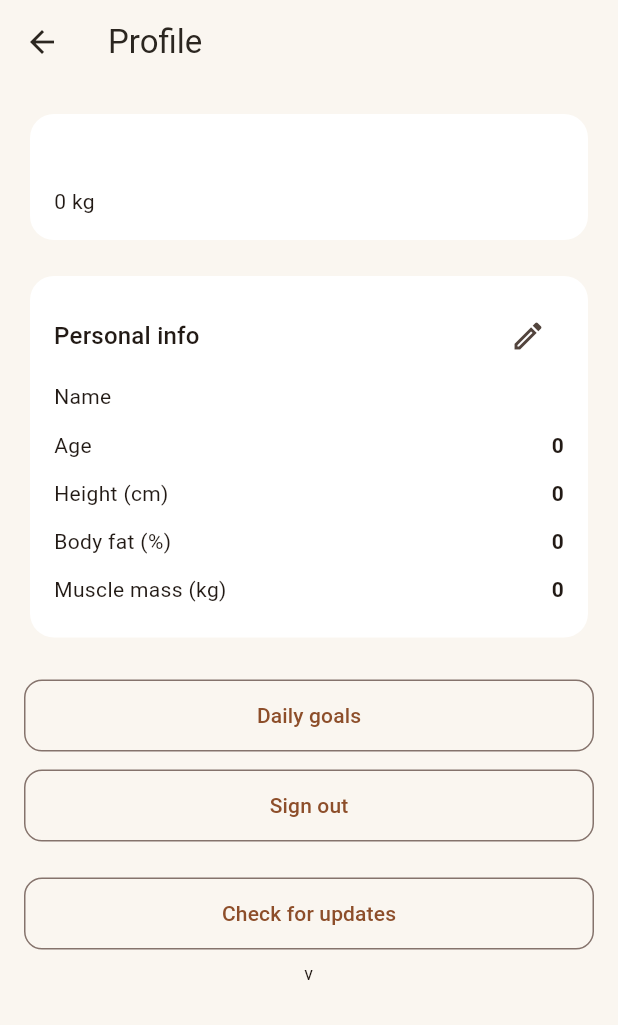
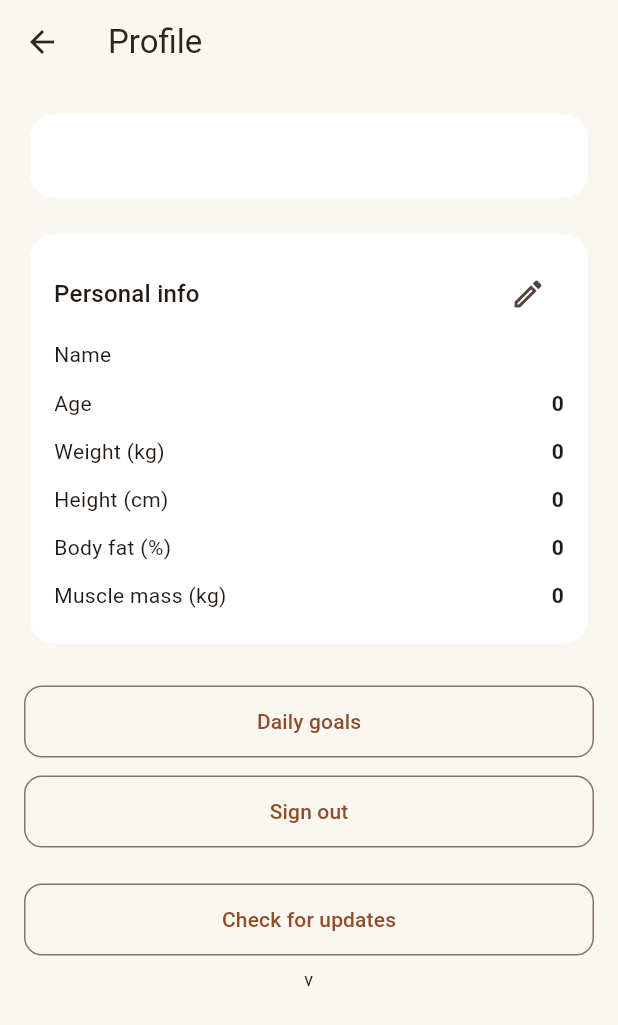
Before and after one commit to thunyataps/food_diary, a Flutter app: the ProfileScreen screen opened directly with empty values, on a phone screen of 412 x 824 dp. Shown: the top 1025 px of the screen. Run offline on Flutter 3.47's test engine with Material 3 defaults, Android fonts, the phone set to English and light mode, and no system bars; our stand-ins replace flutter_image_compress, image_picker, open_filex, package_info_plus, supabase_flutter; accounts and stored records are empty.

Commit message:
Move latest weight into the Personal info card
Was shown in its own card next to the email; now it's a field row
alongside name/age/height/body fat/muscle mass so all personal stats
live in one place. Remains read-only here (it's set from the Diary's
daily weight log, not editable on this screen).

Co-Authored-By: Claude Sonnet 5 <noreply@anthropic.com>
Claude-Session: https://claude.ai/code/session_019w7Pizw15HziWNCZBprajr

```diff
--- a/lib/features/profile/profile_screen.dart
+++ b/lib/features/profile/profile_screen.dart
@@ -237,6 +237,7 @@ class _ProfileScreenState extends State<ProfileScreen> {
             ),
             _fieldRow('Name', profile?.name ?? '-'),
             _fieldRow('Age', profile?.age?.toString() ?? '-'),
+            _fieldRow('Weight (kg)', _formatOrDash(widget.latestWeightKg)),
             _fieldRow('Height (cm)', _formatOrDash(profile?.heightCm)),
             _fieldRow('Body fat (%)', _formatOrDash(profile?.bodyFatPct)),
             _fieldRow('Muscle mass (kg)', _formatOrDash(profile?.muscleMassKg)),
@@ -329,19 +330,7 @@ class _ProfileScreenState extends State<ProfileScreen> {
               Card(
                 child: Padding(
                   padding: const EdgeInsets.all(16),
-                  child: Column(
-                    crossAxisAlignment: CrossAxisAlignment.start,
-                    children: [
-                      Text(widget.email, style: Theme.of(context).textTheme.titleMedium),
-                      const SizedBox(height: 8),
-                      Text(
-                        widget.latestWeightKg != null
-                            ? '${_formatNumber(widget.latestWeightKg!)} kg'
-                            : 'No weight logged yet',
-                        style: Theme.of(context).textTheme.bodyMedium,
-                      ),
-                    ],
-                  ),
+                  child: Text(widget.email, style: Theme.of(context).textTheme.titleMedium),
                 ),
               ),
               const SizedBox(height: 16),
```
Also changed, not shown: 1 other file.
